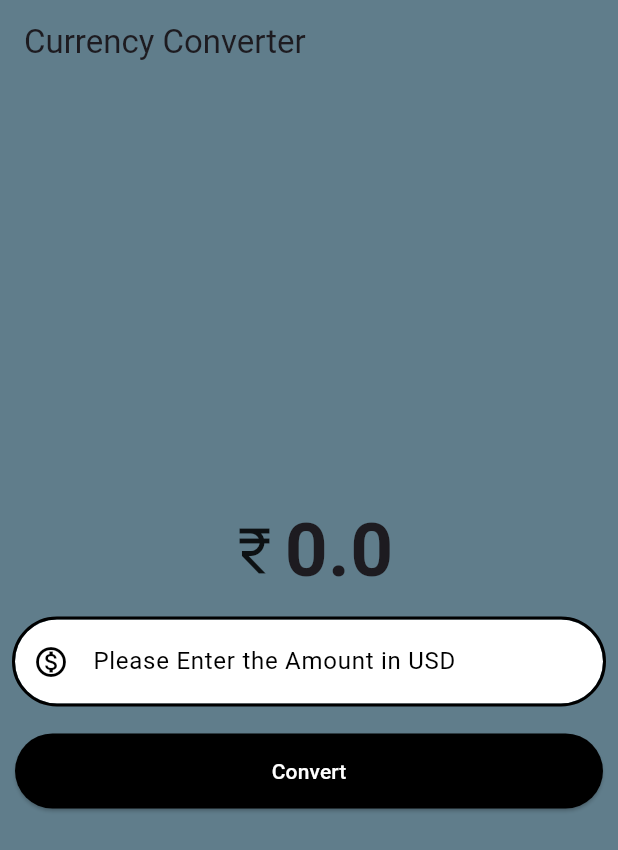
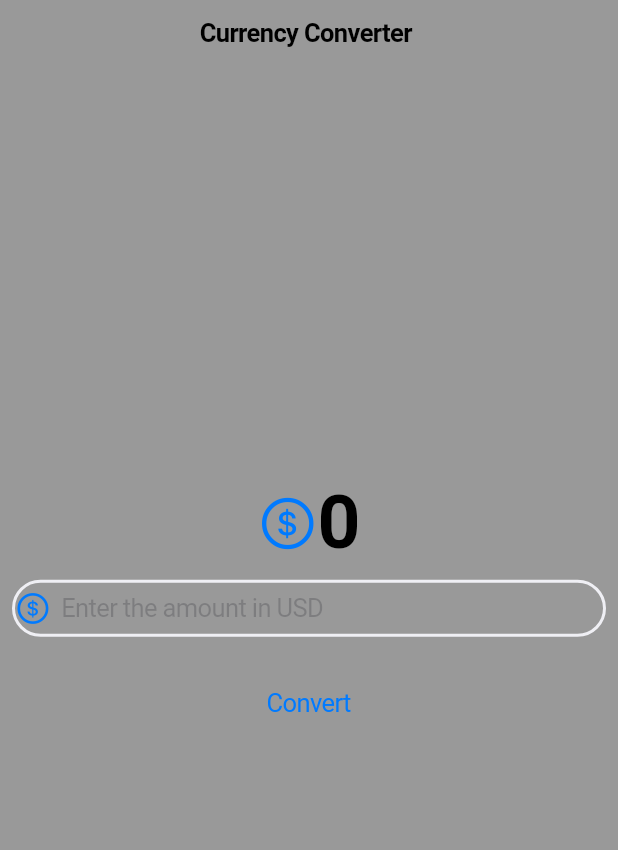
Before and after one commit to Nyxoy77/Currency_Flutter, a Flutter app: the screen it shows after launch, on a phone screen of 412 x 824 dp. Shown: the top 850 px of the screen. Run offline on Flutter 3.47's test engine with Material 3 defaults, Android fonts, the phone set to English and light mode, and no system bars.

Commit message:
Conversion APP

```diff
--- /dev/null
+++ b/lib/CupertinoPage.dart
@@ -0,0 +1,88 @@
+import 'package:flutter/cupertino.dart';
+
+class CupertinoPageDart extends StatefulWidget {
+  const CupertinoPageDart({super.key});
+
+  @override
+  State<CupertinoPageDart> createState() => _CupertinoPageDartState();
+}
+
+class _CupertinoPageDartState extends State<CupertinoPageDart> {
+
+  double result = 0;
+  final TextEditingController textEditingController = TextEditingController();
+
+  @override
+  Widget build(BuildContext context) {
+
+    return  CupertinoPageScaffold(
+        backgroundColor: CupertinoColors.inactiveGray,
+        navigationBar: const CupertinoNavigationBar(
+          middle:  Text('Currency Converter '),
+        ),
+        child :  Center(
+          child:  Column(
+            mainAxisAlignment: MainAxisAlignment.center,
+            children: [
+              Row(
+                mainAxisAlignment: MainAxisAlignment.center,
+                children: [
+                  const Icon(
+                    CupertinoIcons.money_dollar_circle,
+                    size: 40,
+                  ),
+                  Flexible(
+
+                      child: Text(result !=0 ? result.toStringAsFixed(2):result.toStringAsFixed(0), style :  const TextStyle(fontSize: 50, fontWeight: FontWeight.bold))),
+                ],
+
+              ),
+              Padding(
+                padding:const  EdgeInsets.all(10.0),
+                child: CupertinoTextField(
+                  controller: textEditingController ,
+                  style: const TextStyle(
+                      color: CupertinoColors.black,
+                  ),
+                  decoration:  BoxDecoration(
+                   borderRadius:  const BorderRadius.all(Radius.circular(40)),
+                    border: Border.all(
+
+                      color: CupertinoColors.extraLightBackgroundGray,
+                      style: BorderStyle.solid,
+                      width: 2.0,
+                      strokeAlign: BorderSide.strokeAlignOutside,
+                    ),
+                    // label: Text(
+                    //   'Please Enter the Amount in USD',style: TextStyle(color: Colors.white),
+                    // ) // either use this
+                    // labelText: 'Please Enter the Amount in USD',
+                  ),
+                  placeholder: 'Enter the amount in USD',
+                  prefix: const Icon(CupertinoIcons.money_dollar_circle),
+                  keyboardType: const TextInputType.numberWithOptions(
+                    decimal: true,
+                  ),
+
+                  // focusedBorder: UnderlineInputBorder(borderRadius: BorderRadius.all(Radius.circular(12))),
+                ),
+              ),
+              // TextButton(onPressed: (){}, child:Text("Click me ") ),
+              Padding(
+                padding: const EdgeInsets.all(10.0),
+                child: CupertinoButton(onPressed: (){
+
+                  setState(() { //Notify the framework that the internal state of this object has changed.
+                    result = double.parse(textEditingController.text)*83.36;
+                  }) ;
+
+                },
+                    child: const Text("Convert")
+                ),
+              ),
+
+            ],
+          ),
+        ));
+  }
+}
--- a/lib/CurrencyConverterMaterialPage.dart
+++ b/lib/CurrencyConverterMaterialPage.dart
@@ -19,10 +19,11 @@ class Currency extends StatefulWidget{ // These classes are mutable!
   State<Currency> createState() => _CurrencyConverterPageState();
 }
 
+
+
 class _CurrencyConverterPageState extends State<Currency> {
   // why am i keeping it private? its because it should not be accessible
   //by other files and should only be extended to createState in gratefullest vala class
-
   String str = "";
   double result = 0;
   final TextEditingController textEditingController = TextEditingController();
@@ -30,6 +31,12 @@ class _CurrencyConverterPageState extends State<Currency> {
   // If we want something to be processed before the build function is called we use
   // void initState
 
+  @override
+  void dispose()
+  {
+    textEditingController.dispose(); // To avoid memory leaks !
+    super.dispose();
+  }
 
 
   // Your build function should be as less expensive as it can be as
@@ -71,7 +78,7 @@ class _CurrencyConverterPageState extends State<Currency> {
                  ),
                  Flexible(
 
-                     child: Text('$result', style :  const TextStyle(fontSize: 50, fontWeight: FontWeight.bold))),
+                     child: Text(result !=0 ? result.toStringAsFixed(2):result.toStringAsFixed(0), style :  const TextStyle(fontSize: 50, fontWeight: FontWeight.bold))),
                ],
 
              ),
--- a/lib/main.dart
+++ b/lib/main.dart
@@ -1,10 +1,11 @@
 
 import 'package:flutter/material.dart';
-
+import 'CupertinoPage.dart';
 import 'CurrencyConverterMaterialPage.dart';
+import 'package:flutter/cupertino.dart';
 
 void main(){
-  runApp(const Myapp()); // Const makes it such that it wont need to be compiled again and
+  runApp(const CupertinoApp1()); // Const makes it such that it wont need to be compiled again and
                          // is not to be reconstructed and it wont change through the lifetime
                          // Thus create one copy of it and reference it back don't create new one
 }
@@ -23,3 +24,13 @@ class Myapp extends StatelessWidget{  // state change nahi hoga!
     );
   }
 }
+class CupertinoApp1 extends StatelessWidget {
+  const CupertinoApp1({super.key});
+
+  @override
+  Widget build(BuildContext context) {
+    return const CupertinoApp(
+      home : CupertinoPageDart(),
+    );
+  }
+}
```
Also changed, not shown: 1 other file.
